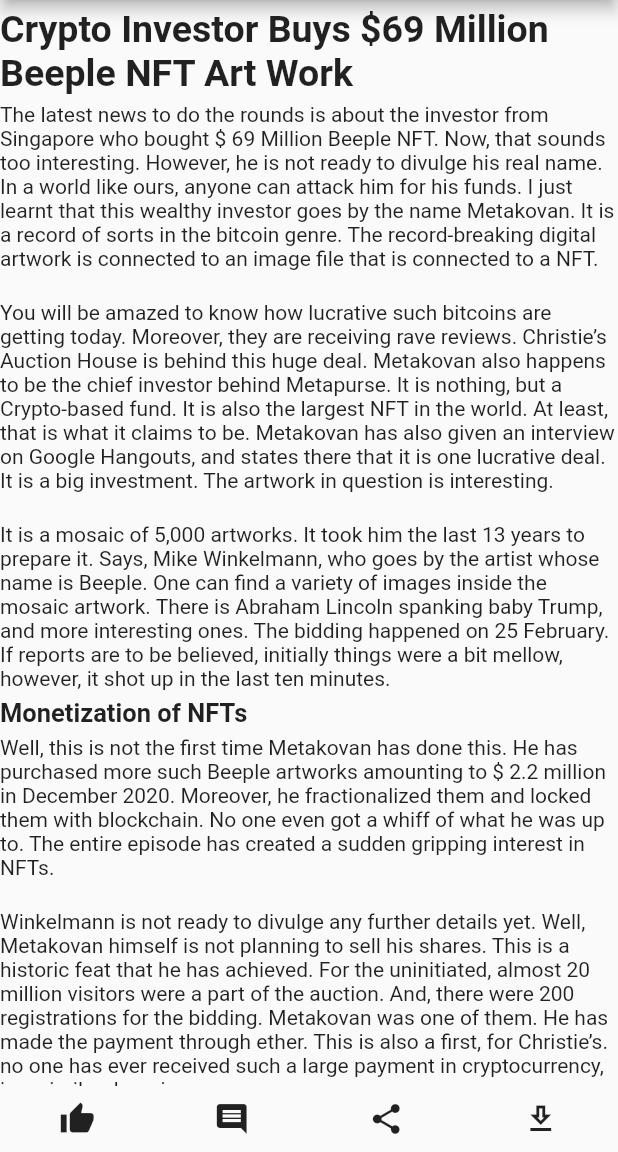
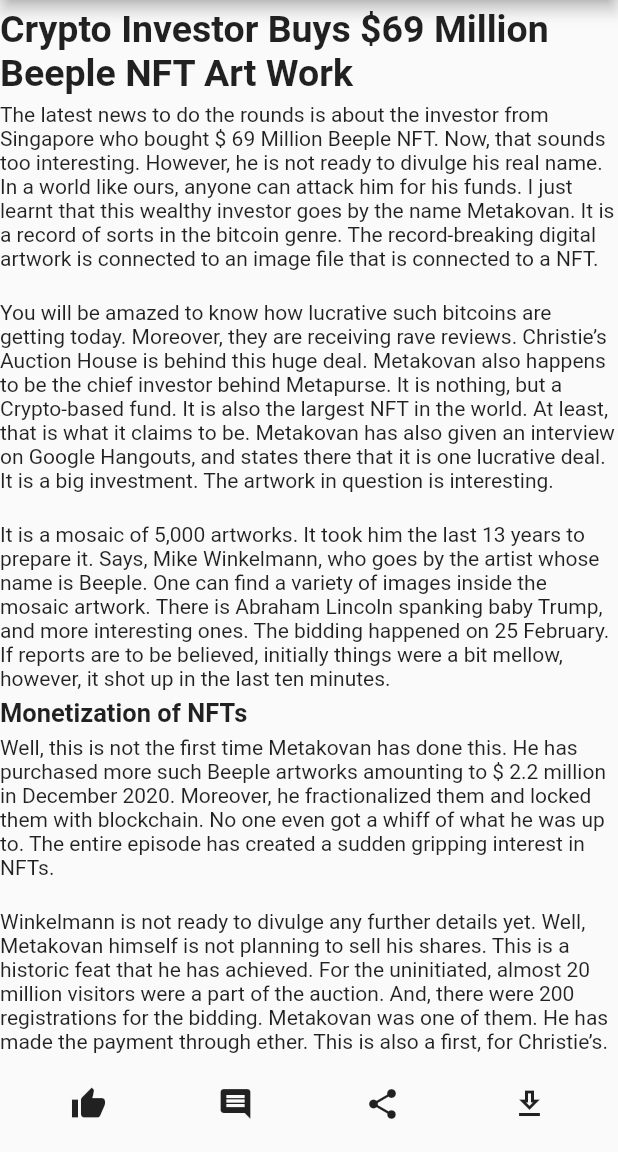
Before and after one commit to aneeshjose/assessment, a Flutter app: the screen it shows after launch, on a phone screen of 412 x 824 dp, the part 84-1236 px from its top. Run offline on Flutter 3.47's test engine with Material 2 defaults, Android fonts, the phone set to English and light mode, and no system bars; our stand-ins replace bloc, flutter_bloc; missing offline and left inert: rect_getter.

Commit message:
UI updates

```diff
--- a/lib/presentation/screens/blog_home.dart
+++ b/lib/presentation/screens/blog_home.dart
@@ -243,7 +243,9 @@ class _BlogHomeState extends State<BlogHome> {
                       if (state is RemoveBottomSheet) {
                         return Container();
                       }
-                      return BottomActionButtons(postId: post.id);
+                      return Container(
+                          padding: EdgeInsets.all(10),
+                          child: BottomActionButtons(postId: post.id));
                     },
                   )
                 ],
```
